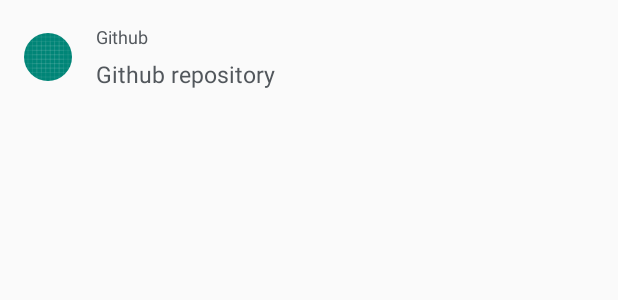
After one commit to rajdheepak/TrendingRepositories, an Android app: the layout list_holder.xml on its own in the app's theme, with its tools: preview values and no code run, on a phone screen of 412 x 824 dp. The commit adds this screen. Shown: the top 300 px of the screen. Run offline under Robolectric (Android 15) with nearby library versions, the phone set to English and light mode, and no system bars.

Commit message:
recyclerView Adapter implemented

```diff
--- a/app/build.gradle
+++ b/app/build.gradle
@@ -70,4 +70,9 @@ dependencies {
 
     implementation 'com.facebook.shimmer:shimmer:0.5.0' //Shimmer
 
+    implementation 'de.hdodenhof:circleimageview:3.0.1' //circle image view
+
+    implementation 'com.github.bumptech.glide:glide:4.11.0' //glide
+    annotationProcessor 'com.github.bumptech.glide:compiler:4.11.0'
+
 }
--- /dev/null
+++ b/app/src/main/res/layout/list_holder.xml
@@ -0,0 +1,57 @@
+<?xml version="1.0" encoding="utf-8"?>
+<LinearLayout xmlns:android="http://schemas.android.com/apk/res/android"
+    xmlns:app="http://schemas.android.com/apk/res-auto"
+    xmlns:tools="http://schemas.android.com/tools"
+    android:orientation="vertical"
+    android:animateLayoutChanges="true"
+    android:layout_width="match_parent"
+    android:layout_height="wrap_content">
+
+    <androidx.constraintlayout.widget.ConstraintLayout
+        android:id="@+id/holder"
+        android:layout_width="match_parent"
+        android:animateLayoutChanges="true"
+        android:layout_height="wrap_content">
+
+        <de.hdodenhof.circleimageview.CircleImageView
+            app:layout_constraintStart_toStartOf="parent"
+            app:layout_constraintTop_toTopOf="parent"
+            app:layout_constraintBottom_toBottomOf="parent"
+            android:id="@+id/author_image"
+            android:layout_width="32dp"
+            android:layout_height="32dp"
+            android:layout_marginStart="16dp"
+            tools:src="@drawable/ic_launcher_background" />
+
+        <TextView
+            android:id="@+id/title"
+            app:layout_constraintStart_toEndOf="@id/author_image"
+            app:layout_constraintTop_toTopOf="parent"
+            android:layout_marginTop="16dp"
+            android:layout_marginStart="16dp"
+            tools:text="Github"
+            android:ellipsize="marquee"
+            android:singleLine="true"
+            android:textColor="#52575C"
+            android:textSize="12sp"
+            android:layout_width="100dp"
+            android:layout_height="wrap_content"/>
+
+        <TextView
+            android:id="@+id/description"
+            android:layout_marginTop="6dp"
+            android:layout_marginBottom="16dp"
+            android:paddingBottom="16dp"
+            android:textSize="15sp"
+            android:ellipsize="marquee"
+            android:singleLine="true"
+            android:textColor="#52575C"
+            app:layout_constraintTop_toBottomOf="@id/title"
+            app:layout_constraintStart_toStartOf="@id/title"
+            tools:text="Github repository"
+            android:layout_width="260dp"
+            android:layout_height="wrap_content"/>
+
+    </androidx.constraintlayout.widget.ConstraintLayout>
+
+</LinearLayout>
```
Also changed, not shown: app/src/main/java/com/zestworks/trendingrepositories/common/ListingAdapter.kt (added, +52 -0 lines), app/src/main/java/com/zestworks/trendingrepositories/repositories/ui/TrendingRepositoriesFragment.kt (+56 -5 lines), app/src/main/res/layout/fragment_trending_developers_framgent.xml (+14 -2 lines), app/src/main/res/layout/fragment_trending_repositories.xml (+14 -2 lines).
